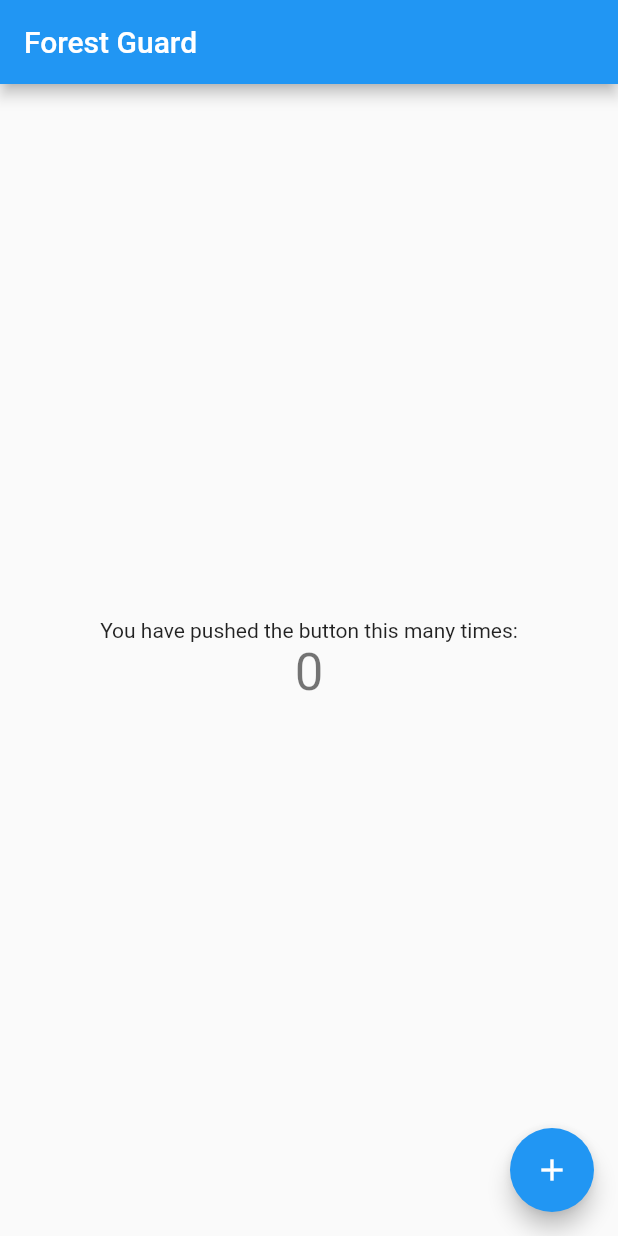
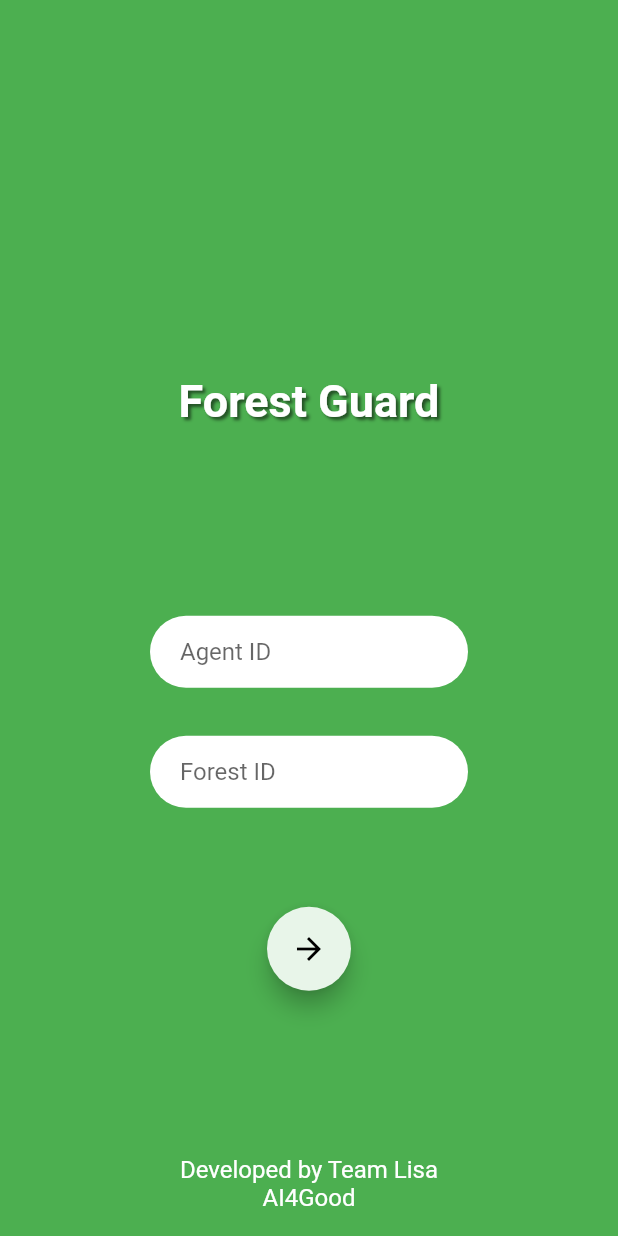
Before and after one commit to LISA-Ghana/forest_guard_mobile, a Flutter app: the screen it shows after launch, on a phone screen of 412 x 824 dp. Run offline on Flutter 3.47's test engine with Material 2 defaults, Android fonts, the phone set to English and light mode, and no system bars.

Commit message:
Design login page skeleton

```diff
--- a/lib/main.dart
+++ b/lib/main.dart
@@ -1,4 +1,5 @@
 import 'package:flutter/material.dart';
+import 'package:forest_guard/ui/pages/login.dart';
 
 void main() {
   runApp(MyApp());
@@ -9,56 +10,11 @@ class MyApp extends StatelessWidget {
   Widget build(BuildContext context) {
     return MaterialApp(
       title: 'Forest Guard',
+      debugShowCheckedModeBanner: false,
       theme: ThemeData(
-        primarySwatch: Colors.blue,
+        primarySwatch: Colors.green,
       ),
-      home: MyHomePage(title: 'Forest Guard'),
+      home: LoginPage(),
     );
   }
 }
-
-class MyHomePage extends StatefulWidget {
-  MyHomePage({Key key, this.title}) : super(key: key);
-  final String title;
-
-  @override
-  _MyHomePageState createState() => _MyHomePageState();
-}
-
-class _MyHomePageState extends State<MyHomePage> {
-  int _counter = 0;
-
-  void _incrementCounter() {
-    setState(() {
-      _counter++;
-    });
-  }
-
-  @override
-  Widget build(BuildContext context) {
-    return Scaffold(
-      appBar: AppBar(
-        title: Text(widget.title),
-      ),
-      body: Center(
-        child: Column(
-          mainAxisAlignment: MainAxisAlignment.center,
-          children: <Widget>[
-            Text(
-              'You have pushed the button this many times:',
-            ),
-            Text(
-              '$_counter',
-              style: Theme.of(context).textTheme.headline4,
-            ),
-          ],
-        ),
-      ),
-      floatingActionButton: FloatingActionButton(
-        onPressed: _incrementCounter,
-        tooltip: 'Increment',
-        child: Icon(Icons.add),
-      ),
-    );
-  }
-}
--- /dev/null
+++ b/lib/ui/pages/login.dart
@@ -0,0 +1,106 @@
+import 'package:flutter/cupertino.dart';
+import 'package:flutter/material.dart';
+import 'package:forest_guard/ui/pages/homepage.dart';
+import 'package:forest_guard/ui/widgets/input_field.dart';
+
+class LoginPage extends StatefulWidget {
+  @override
+  _LoginPageState createState() => _LoginPageState();
+}
+
+class _LoginPageState extends State<LoginPage> {
+  final agentIdController = TextEditingController();
+  final forestIdController = TextEditingController();
+
+  final forestFocus = FocusNode();
+
+  bool isLoading = false;
+
+  Future<void> performLogin() async {
+    FocusScope.of(context).unfocus();
+
+    setState(() {
+      isLoading = !isLoading;
+    });
+
+    await Future.delayed(Duration(seconds: 2));
+
+    Navigator.of(context).push(
+      CupertinoPageRoute(builder: (_) => Homepage()),
+    );
+  }
+
+  @override
+  void dispose() {
+    agentIdController.dispose();
+    forestIdController.dispose();
+    forestFocus.dispose();
+
+    super.dispose();
+  }
+
+  @override
+  Widget build(BuildContext context) {
+    return Scaffold(
+      backgroundColor: Colors.green,
+      body: Center(
+        child: Column(
+          mainAxisAlignment: MainAxisAlignment.center,
+          children: [
+            SizedBox(height: 250),
+            Text(
+              'Forest Guard',
+              style: TextStyle(
+                fontSize: 30,
+                fontWeight: FontWeight.bold,
+                color: Colors.white,
+                shadows: [
+                  BoxShadow(
+                    offset: Offset(2, 2),
+                    color: Colors.black54,
+                    spreadRadius: 4,
+                    blurRadius: 2,
+                  ),
+                ],
+              ),
+            ),
+            Spacer(),
+            InputField(
+              enabled: !isLoading,
+              controller: agentIdController,
+              hintText: 'Agent ID',
+              margin: const EdgeInsets.symmetric(horizontal: 100, vertical: 16),
+              textInputAction: TextInputAction.next,
+              onEditingComplete: () => forestFocus.requestFocus(),
+            ),
+            InputField(
+              enabled: !isLoading,
+              focusNode: forestFocus,
+              controller: forestIdController,
+              hintText: 'Forest ID',
+              keyboardType: TextInputType.number,
+              margin: const EdgeInsets.symmetric(horizontal: 100, vertical: 16),
+              textInputAction: TextInputAction.go,
+              onEditingComplete: () async => performLogin(),
+            ),
+            SizedBox(height: 50),
+            FloatingActionButton(
+              backgroundColor: Colors.green[50],
+              child: isLoading
+                  ? CircularProgressIndicator()
+                  : Icon(Icons.arrow_forward, color: Colors.black),
+              onPressed: () async => performLogin(),
+            ),
+            Spacer(),
+            Text(
+              'Developed by Team Lisa\nAI4Good',
+              style: TextStyle(color: Colors.white, fontSize: 16),
+              textAlign: TextAlign.center,
+            ),
+            SizedBox(height: 16),
+          ],
+        ),
+      ),
+    );
+  }
+}
--- /dev/null
+++ b/lib/ui/widgets/input_field.dart
@@ -0,0 +1,50 @@
+import 'package:flutter/material.dart';
+
+class InputField extends StatelessWidget {
+  final String hintText;
+  final TextInputType keyboardType;
+  final TextEditingController controller;
+  final TextInputAction textInputAction;
+  final TextCapitalization textCapitalization;
+  final FocusNode focusNode;
+  final EdgeInsetsGeometry margin;
+  final VoidCallback onEditingComplete;
+  bool enabled;
+
+  InputField({
+    this.hintText,
+    this.keyboardType,
+    @required this.controller,
+    this.textInputAction,
+    this.focusNode,
+    this.enabled = true,
+    this.onEditingComplete,
+    this.textCapitalization = TextCapitalization.words,
+    this.margin = const EdgeInsets.symmetric(horizontal: 25),
+  });
+
+  @override
+  Widget build(BuildContext context) {
+    return Container(
+      height: 48,
+      padding: const EdgeInsets.only(left: 20, right: 12),
+      margin: margin,
+      decoration: BoxDecoration(
+        color: Colors.white,
+        borderRadius: BorderRadius.circular(50),
+      ),
+      child: TextFormField(
+        enabled: enabled,
+        controller: controller,
+        keyboardType: keyboardType,
+        textInputAction: textInputAction,
+        onEditingComplete: onEditingComplete,
+        focusNode: focusNode,
+        decoration: InputDecoration(
+          hintText: hintText,
+          border: InputBorder.none,
+        ),
+      ),
+    );
+  }
+}
```
